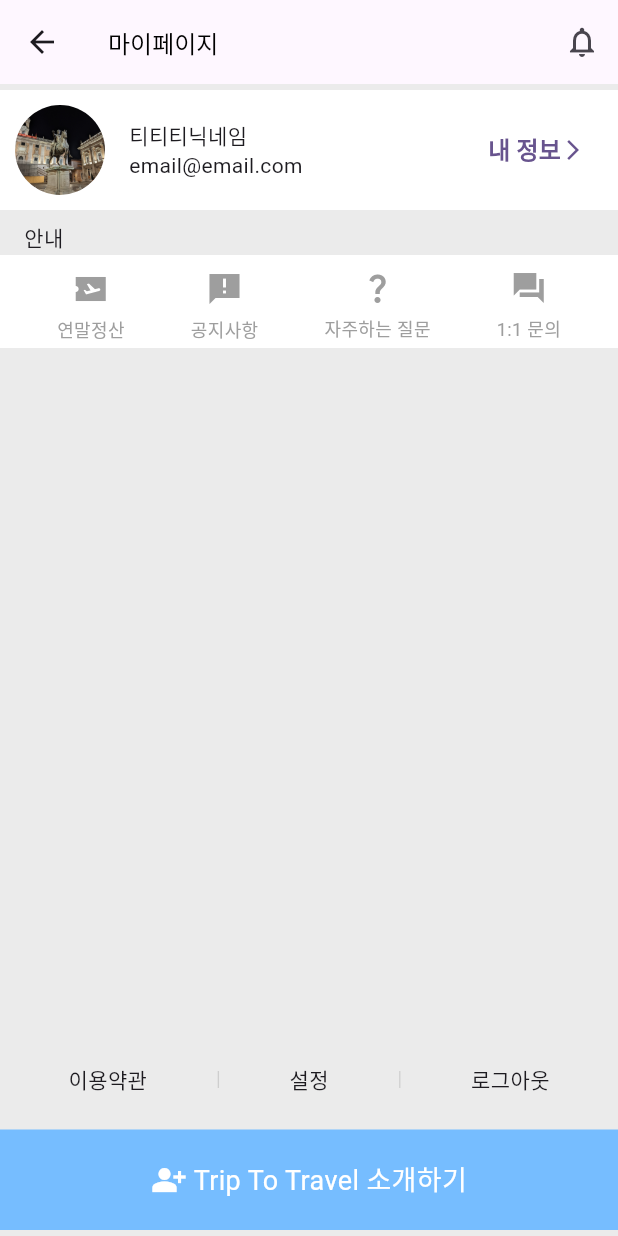
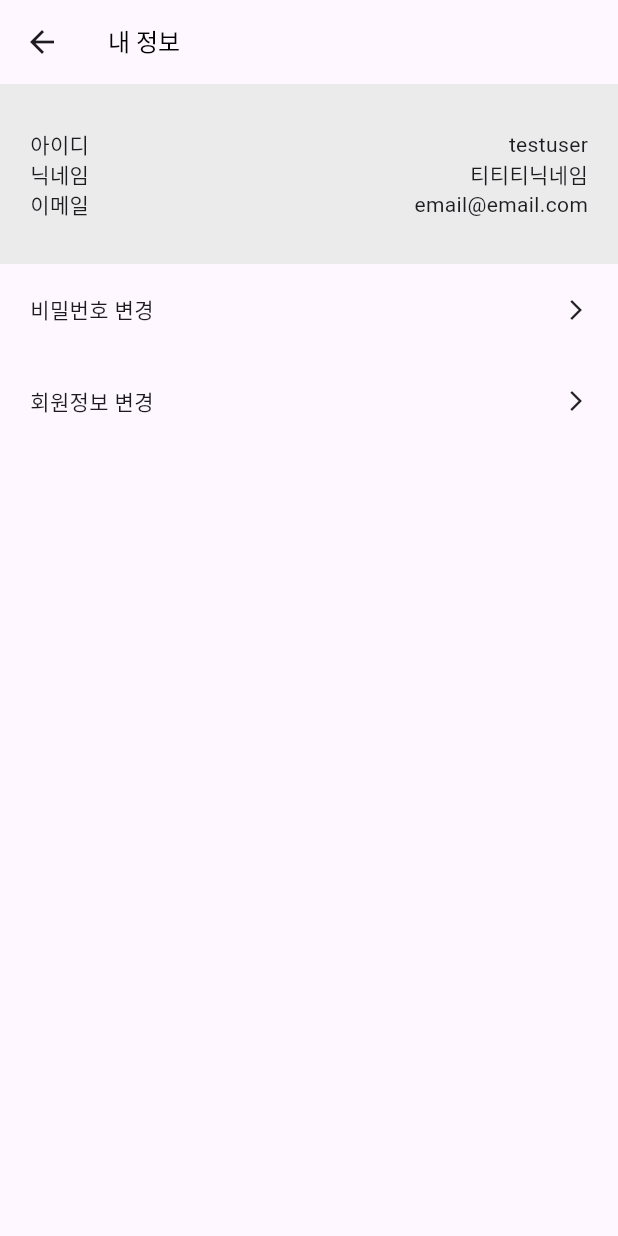
Before and after one commit to yewon0804/TTT-front, a Flutter app: the MyPage screen opened directly, after a tap on "내 정보", on a phone screen of 412 x 824 dp. Run offline on Flutter 3.47's test engine with Material 2 defaults, Android fonts, the phone set to English and light mode, and no system bars; our stand-ins replace double_back_to_close.

Commit message:
design: 내 정보 UI 초안 작성 (#14) (#16)

```diff
--- /dev/null
+++ b/lib/screens/mypage/myInfo.dart
@@ -0,0 +1,97 @@
+import 'package:flutter/material.dart';
+
+class MyInfo extends StatelessWidget {
+  const MyInfo({super.key});
+
+  @override
+  Widget build(BuildContext context) {
+    return Scaffold(
+        appBar: AppBar(
+          leading: IconButton(
+            onPressed: () {
+              Navigator.pop(context);
+            },
+            icon: Icon(Icons.arrow_back),
+          ),
+          title: Text("내 정보", style: TextStyle(color: Colors.black, fontSize: 16),),
+        ),
+        body: SafeArea(
+          child: Container(
+              child: Column(
+                children: [
+                  Container( // 현재의 '내 정보'들: 아이디, 닉네임, 이메일
+                    padding: EdgeInsets.fromLTRB(20, 30, 20, 30),
+                    color: Color(0xffebebeb),
+                    child: Column(
+                      children: [
+                        Row( // 아이디
+                          mainAxisAlignment: MainAxisAlignment.spaceBetween,
+                          children: [
+                            Text("아이디"),
+                            Text("testuser"),
+                          ],
+                        ),
+                        Row( // 닉네임
+                          mainAxisAlignment: MainAxisAlignment.spaceBetween,
+                          children: [
+                            Text("닉네임"),
+                            Text("티티티닉네임"),
+                          ],
+                        ),
+                        Row( // 이메일
+                          mainAxisAlignment: MainAxisAlignment.spaceBetween,
+                          children: [
+                            Text("이메일"),
+                            Text("email@email.com"),
+                          ],
+                        ),
+                      ],
+                    ),
+                  ),
+                  Container( // 메뉴
+                    child: Column(
+                      children: [
+                        Container( // 비밀번호 변경
+                          child: InkWell(
+                            onTap: () {
+                              print("비밀번호 변경 페이지로 이동");
+                            },
+                            child: Container(
+                              padding: EdgeInsets.all(20),
+                              child: Row(
+                                mainAxisAlignment: MainAxisAlignment.spaceBetween,
+                                children: [
+                                  Text("비밀번호 변경"),
+                                  Icon(Icons.arrow_forward_ios_sharp, size: 16)
+                                ],
+                              ),
+                            ),
+                          ),
+                        ),
+                        Container( // 회원정보 변경
+                          child: InkWell(
+                            onTap: () {
+                              print("회원정보 변경 페이지로 이동");
+                            },
+                            child: Container(
+                              padding: EdgeInsets.all(20),
+                              child: Row(
+                                mainAxisAlignment: MainAxisAlignment.spaceBetween,
+                                children: [
+                                  Text("회원정보 변경"),
+                                  Icon(Icons.arrow_forward_ios_sharp, size: 16)
+                                ],
+                              ),
+                            ),
+                          ),
+                        ),
+                      ],
+                    ),
+                  )
+                ],
+              )
+          ),
+        )
+    );
+  }
+}
--- a/lib/screens/mypage/mypageMain.dart
+++ b/lib/screens/mypage/mypageMain.dart
@@ -1,4 +1,7 @@
+import 'package:app/screens/mypage/myInfo.dart';
 import 'package:flutter/material.dart';
+
+import 'myInfo.dart';
 
 class MyPage extends StatefulWidget {
   const MyPage({super.key});
@@ -82,7 +85,7 @@ class _MyPageState extends State<MyPage> {
                           Container(
                             child: TextButton(
                               onPressed: () {
-                                print("내 정보 페이지로 이동");
+                                Navigator.push(context, MaterialPageRoute(builder: (context) => MyInfo()));
                               },
                               child: Row(
                                 children: [
```
